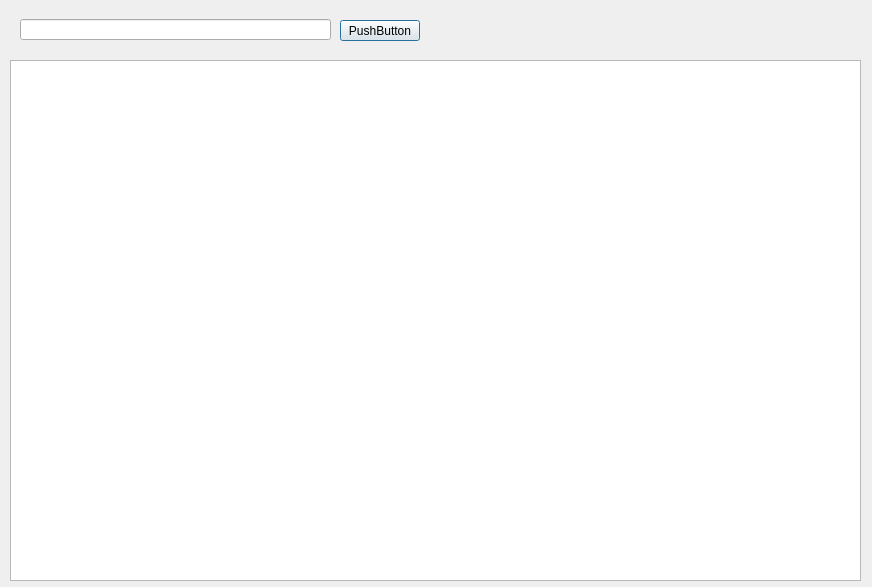
The window that orderlist.ui (droplazy/Mvision_server) describes before a commit, drawn with Qt 5.
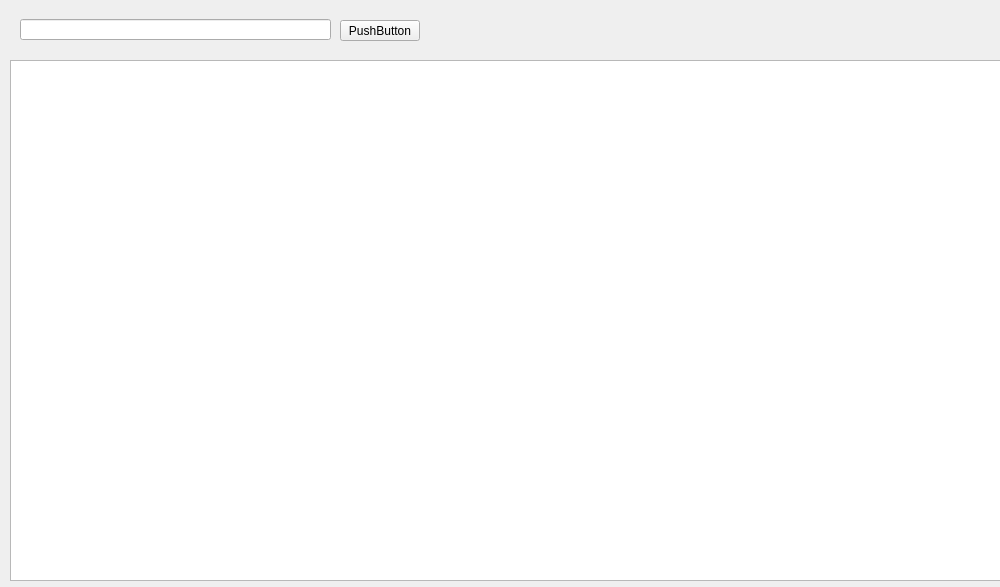
The same window after the commit.

```diff
--- a/orderlist.ui
+++ b/orderlist.ui
@@ -1,12 +1,12 @@
 <?xml version="1.0" encoding="UTF-8"?>
 <ui version="4.0">
  <class>orderlist</class>
- <widget class="QDialog" name="orderlist">
+ <widget class="QWidget" name="orderlist">
   <property name="geometry">
    <rect>
     <x>0</x>
     <y>0</y>
-    <width>872</width>
+    <width>1000</width>
     <height>587</height>
    </rect>
   </property>
@@ -41,7 +41,7 @@
     <rect>
      <x>10</x>
      <y>60</y>
-     <width>851</width>
+     <width>991</width>
      <height>521</height>
     </rect>
    </property>
```
